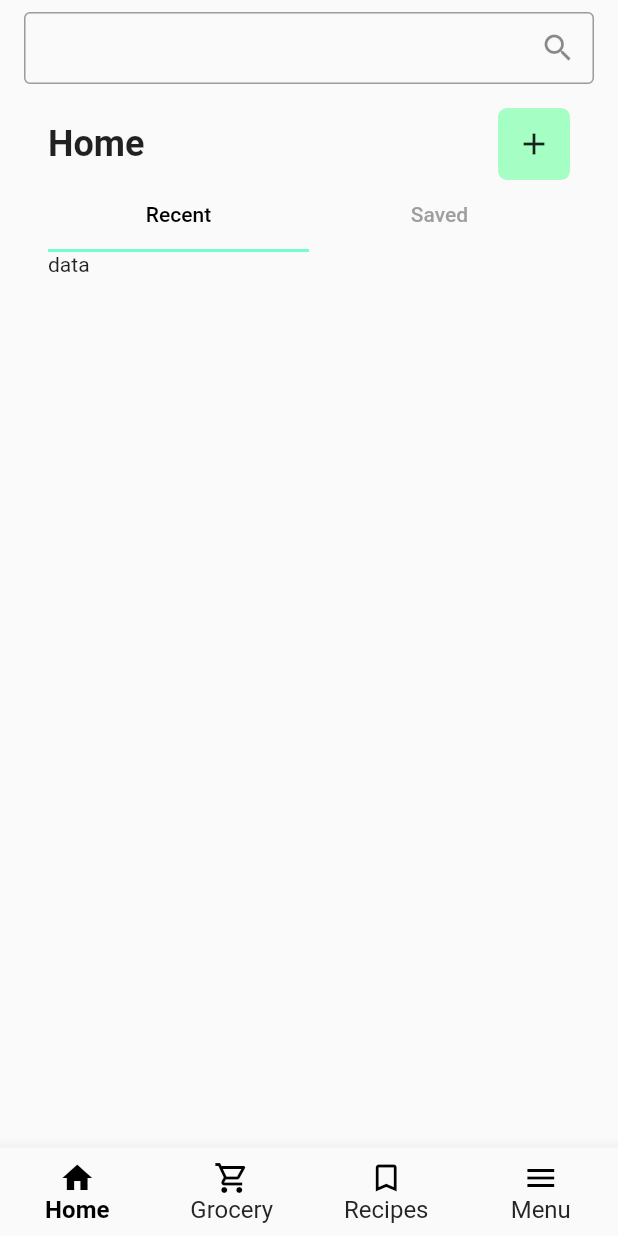
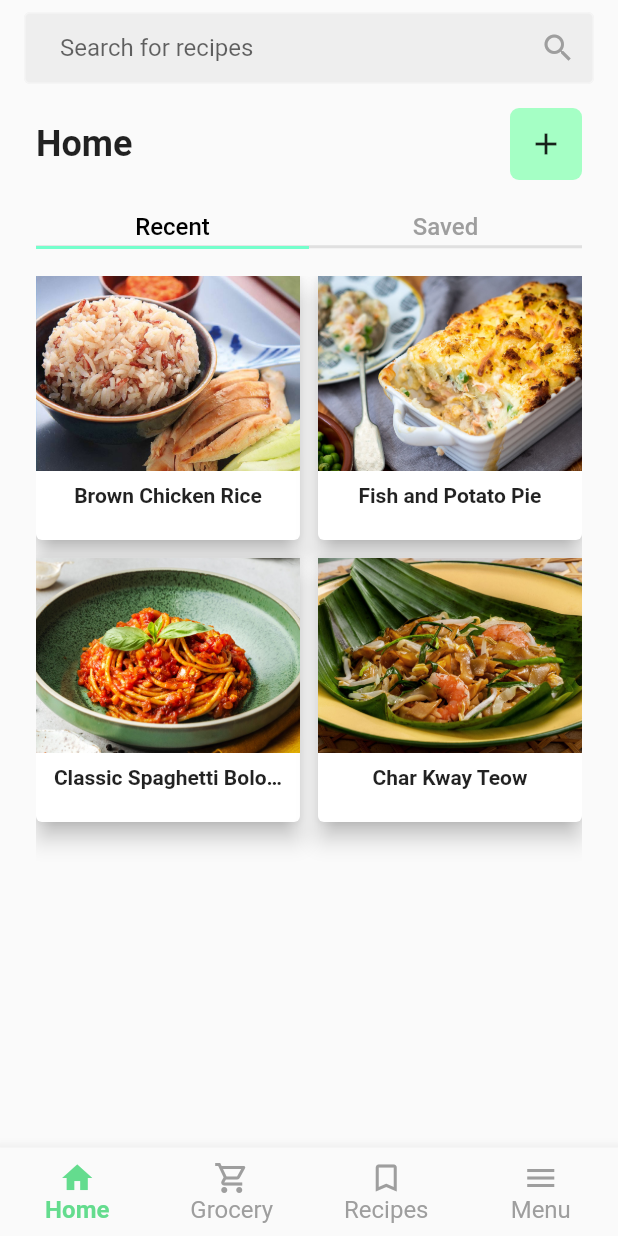
Before and after one commit to Soupfullyy/flutter-goodcook, a Flutter app: the Navigation screen opened directly, on a phone screen of 412 x 824 dp. Run offline on Flutter 3.47's test engine with Material 2 defaults, Android fonts, the phone set to English and light mode, and no system bars; our stand-ins replace google_fonts.

Commit message:
Add tabs to home.dart

```diff
--- a/lib/screens/home.dart
+++ b/lib/screens/home.dart
@@ -7,13 +7,43 @@ class Home extends StatefulWidget {
   State<Home> createState() => _HomeState();
 }
 
+class Recipe{
+  String title, img;
+
+  Recipe(this.title, this.img);
+}
+
+List<Recipe> recentRecipes = [
+  Recipe('Brown Chicken Rice', 'brown_chicken_rice.jpg'),
+  Recipe('Fish and Potato Pie', 'fish_and_potato_pie.jpg'),
+  Recipe('Classic Spaghetti Bolognese', 'classic-spaghetti-bolognese.jpg'),
+  Recipe('Char Kway Teow', 'char-kway-teow.jpg')
+];
+
+List<Recipe> savedRecipes = [
+  Recipe('Cold Beancurd with Braised Kinoko', 'cold-beancurd-with-braised-kinoko.jpg'),
+  Recipe('Char Kway Teow', 'char-kway-teow.jpg'),
+  Recipe('Classic Spaghetti Bolognese', 'classic-spaghetti-bolognese.jpg'),
+  Recipe('Samosa with Mixed Vegetables', 'samosa_with_mixed_vegetables.jpg'),
+];
+
+
 class _HomeState extends State<Home> with SingleTickerProviderStateMixin {
   late TabController tabController;
+  int activeTabIndex = 1;
 
   @override
   void initState() {
     // TODO: implement initState
+    // add 2 tabs
     tabController = TabController(length: 2, vsync: this);
+
+    // for styling unselected tab indicator
+    tabController.addListener(() {
+      setState(() {
+        activeTabIndex = tabController.index;
+      });
+    });
     super.initState();
   }
 
@@ -23,7 +53,8 @@ class _HomeState extends State<Home> with SingleTickerProviderStateMixin {
       child: Container(
           height: MediaQuery.of(context).size.height,
           width: double.infinity,
-          padding: const EdgeInsets.symmetric(vertical: 8, horizontal: 32),
+          // padding for home + everything below
+          padding: const EdgeInsets.symmetric(vertical: 8, horizontal: 24),
           alignment: Alignment.center,
           child: Column(
             children: [
@@ -38,16 +69,33 @@ class _HomeState extends State<Home> with SingleTickerProviderStateMixin {
                     decoration: const ShapeDecoration(
                         color: Color(0xFFA5FFC5),
                         shape: RoundedRectangleBorder(
-                            borderRadius: BorderRadius.all(Radius.circular(6)))),
+                            borderRadius:
+                                BorderRadius.all(Radius.circular(6)))),
                     child: IconButton(
                         onPressed: () => (), icon: const Icon(Icons.add)),
                   ),
                 ],
               ),
-
-              TabBar(
+              Stack(
+                fit: StackFit.passthrough,
+                alignment: Alignment.center,
+                children: <Widget>[
+                  Container(
+                    padding: EdgeInsets.only(bottom: 25),
+                    decoration: BoxDecoration(
+                      border: Border(
+                        bottom:
+                            BorderSide(color: Colors.grey.shade300, width: 2.0),
+                      ),
+                    ),
+                  ),
+                  Padding(
+                    padding: const EdgeInsets.symmetric(vertical: 8.0),
+                    child: TabBar(
+                      labelStyle: TextStyle(fontSize: 16),
                       indicatorColor: Color.fromARGB(255, 116, 255, 204),
                       unselectedLabelColor: Colors.grey,
+                      indicatorPadding: EdgeInsets.only(bottom: 10),
                       controller: tabController,
                       tabs: const [
                         Tab(
@@ -59,12 +107,37 @@ class _HomeState extends State<Home> with SingleTickerProviderStateMixin {
                       ],
                       labelColor: Colors.black,
                     ),
+                  ),
+                ],
+              ),
               Expanded(
                   child: TabBarView(
                 controller: tabController,
                 children: [
-                  Text('data'),
-                  Text('data'),
+                  GridView.builder(
+                    gridDelegate:
+                        const SliverGridDelegateWithFixedCrossAxisCount(
+                      crossAxisCount: 2,
+                      crossAxisSpacing: 12.0,
+                      mainAxisSpacing: 12.0,
+                    ),
+                    itemCount: recentRecipes.length,
+                    itemBuilder: (BuildContext context, int index) {
+                      return SmallCard(img: recentRecipes[index].img, title: recentRecipes[index].title);
+                    },
+                  ),
+                  GridView.builder(
+                    gridDelegate:
+                        const SliverGridDelegateWithFixedCrossAxisCount(
+                      crossAxisCount: 2,
+                      crossAxisSpacing: 12.0,
+                      mainAxisSpacing: 12.0,
+                    ),
+                    itemCount: savedRecipes.length,
+                    itemBuilder: (BuildContext context, int index) {
+                      return SmallCard(img: savedRecipes[index].img, title: savedRecipes[index].title);
+                    },
+                  ),
                 ],
               ))
             ],
@@ -72,3 +145,38 @@ class _HomeState extends State<Home> with SingleTickerProviderStateMixin {
     );
   }
 }
+
+class SmallCard extends StatelessWidget {
+  final String img;
+  final String title;
+  const SmallCard({super.key, required this.img, required this.title});
+
+  @override
+  Widget build(BuildContext context) {
+    return Card(
+      elevation: 6.0,
+      margin: EdgeInsets.all(0.0),
+      child: Column(
+        crossAxisAlignment: CrossAxisAlignment.center,
+        children: [
+          Container(
+            constraints: BoxConstraints.tight(const Size.fromHeight(130)),
+            child: Image.asset(
+              'assets/images/$img',
+              fit: BoxFit.cover,
+            ),
+          ),
+          Padding(
+            padding: const EdgeInsets.all(8.0),
+            child: Text(title,
+                style: TextStyle(fontSize: 14, fontWeight: FontWeight.bold),
+                textAlign: TextAlign.center,
+                // when recipe name too long, add instead .... so the pixels don't overload
+                overflow: TextOverflow.ellipsis,
+              ),
+          )
+        ],
+      ),
+    );
+  }
+}
--- a/lib/screens/navigation.dart
+++ b/lib/screens/navigation.dart
@@ -105,9 +105,15 @@ class _NavigationState extends State<Navigation> {
             height: 48,
             child: TextField(
               decoration: InputDecoration(
-                fillColor: Colors.grey[400],
-                border: const OutlineInputBorder(borderSide: BorderSide(color: Color(0xFFD8D8D8))),
-                suffixIcon: IconButton(onPressed:() => (), icon: Icon(Icons.search))),
+                hintText: 'Search for recipes',
+                // to center hint text w/ suffix
+                contentPadding: EdgeInsets.symmetric(vertical: 12, horizontal: 24),
+                fillColor: Colors.grey[200],
+                filled: true,
+                enabledBorder: OutlineInputBorder(borderSide: BorderSide(color: Colors.grey.shade100)),
+                focusedBorder: OutlineInputBorder(borderSide: BorderSide(color: Colors.grey.shade300)),
+                suffixIcon: IconButton(onPressed:() => (), icon: Icon(Icons.search)),
+                suffixIconColor: Colors.grey),
               style: TextStyle(fontSize: 16),
             ),
           )
@@ -173,44 +179,45 @@ class _NavigationState extends State<Navigation> {
           unselectedLabelStyle: const TextStyle(fontSize: 16),
           selectedLabelStyle:
               const TextStyle(fontWeight: FontWeight.bold, fontSize: 16),
-          unselectedItemColor: Color(0xFF252525),
-          selectedItemColor: Colors.black,
+          unselectedItemColor: Colors.grey[500],
+          selectedItemColor: Color(0xFF64DC8E),
           // currentIndex: _selectedIndex,
           type: BottomNavigationBarType.fixed,
           onTap: _onItemTapped,
           currentIndex: _selectedIndex,
-          items: const [
+          items: [
             BottomNavigationBarItem(
                 icon: Icon(
                   Icons.home_outlined,
-                  color: Colors.black,
+                  color: Colors.grey[500],
                 ),
-                activeIcon: Icon(
+                activeIcon: const Icon(
                   Icons.home,
                 ),
                 label: 'Home'),
             BottomNavigationBarItem(
                 icon: Icon(
                   Icons.local_grocery_store_outlined,
-                  color: Colors.black,
+                  color: Colors.grey[500],
                 ),
-                activeIcon: Icon(
+                activeIcon: const Icon(
                   Icons.local_grocery_store,
                 ),
                 label: 'Grocery'),
             BottomNavigationBarItem(
                 icon: Icon(
                   Icons.bookmark_border_outlined,
-                  color: Colors.black,
+                  color: Colors.grey[500],
                 ),
-                activeIcon: Icon(
+                activeIcon: const Icon(
                   Icons.bookmark,
                 ),
                 label: 'Recipes'),
             BottomNavigationBarItem(
                 icon: Icon(
-                  Icons.menu,
-                  color: Colors.black,
+                  Icons.menu_sharp,
+                  // manually set colour, else it wouldn't change
+                  color: _selectedIndex== 3? Color(0xFF64DC8E): Colors.grey[500],
                 ),
                 label: 'Menu'),
           ]),
```
Lines whose indentation alone changed are shown as unchanged.
